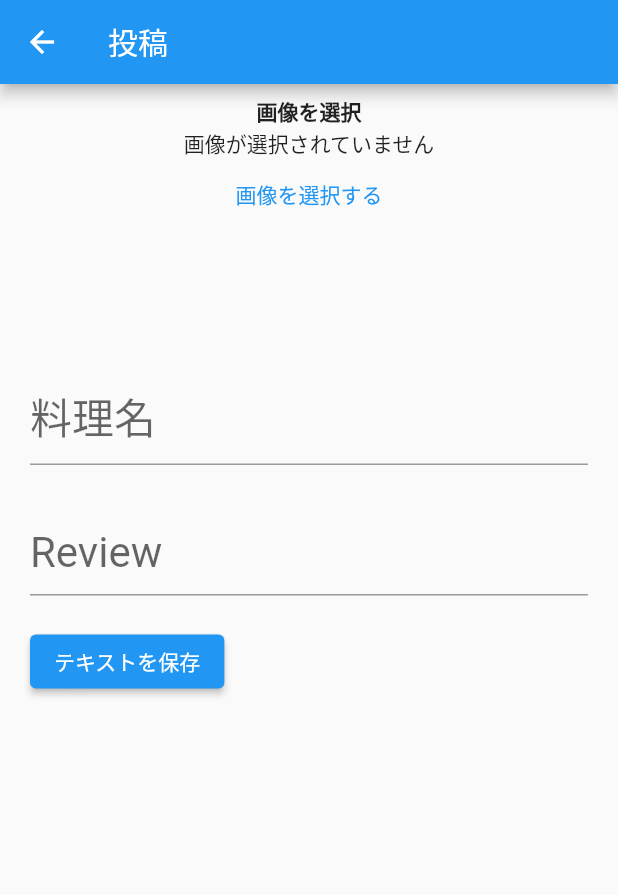
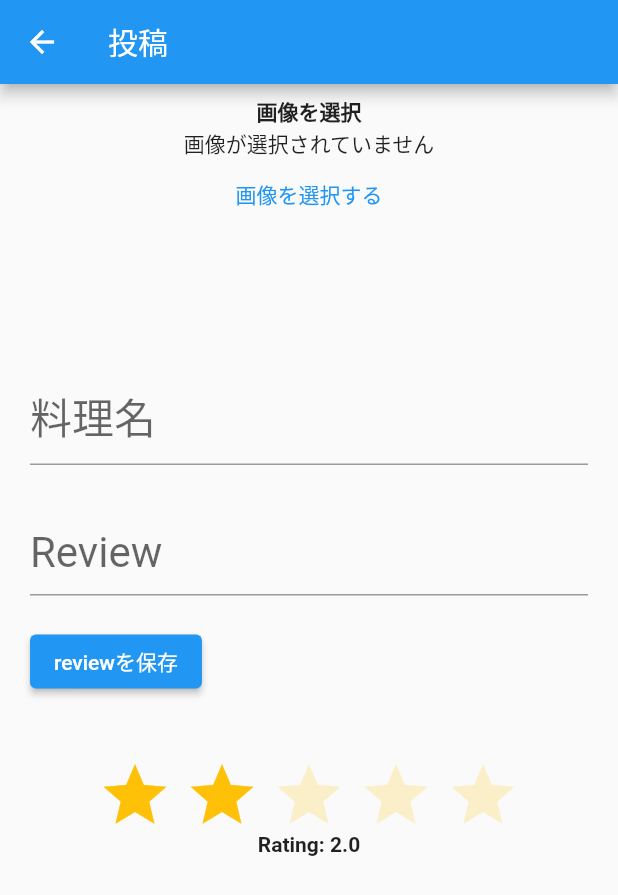
Before and after one commit to 19rd154/ore_no_ramen_F, a Flutter app: the ReviewSend screen opened directly with empty values, on a phone screen of 412 x 824 dp. Shown: the top 895 px of the screen. Run offline on Flutter 3.47's test engine with Material 2 defaults, Android fonts, the phone set to English and light mode, and no system bars; drawn by our look-alikes of flutter_rating_bar; our stand-ins replace geolocator, google_maps_flutter, image_picker.

Commit message:
post code1

```diff
--- a/lib/src/screens/article_container.dart
+++ b/lib/src/screens/article_container.dart
@@ -1,5 +1,4 @@
 import 'package:flutter/material.dart';
-import 'package:intl/intl.dart';
 import 'package:world/src/screens/review_post.dart';
 import 'package:world/src/screens/apisample.dart';
 
--- /dev/null
+++ b/lib/src/screens/models/Post.dart
@@ -0,0 +1,39 @@
+import 'dart:io';
+
+class Post_review {
+  // コンストラクタ
+  Post_review({
+    required this.dishname,
+    required this.content,
+    required this.evaluate,
+    required this.image,
+
+  });
+
+  // プロパティ
+  String dishname;
+  String content;
+  int evaluate;
+  String image;
+
+  Map<String, dynamic> toJson() => {
+    'dishname': dishname,
+    'content': content,
+    'evaluate': evaluate,
+    'image': image,
+  };
+
+}
+
+class ApiResults {
+
+  ApiResults({
+    required this.message,
+  });
+  final String message;
+  factory ApiResults.fromJson(Map<String, dynamic> json) {
+    return ApiResults(
+      message: json['message'],
+    );
+  }
+}
--- a/lib/src/screens/review_post.dart
+++ b/lib/src/screens/review_post.dart
@@ -2,6 +2,14 @@ import 'package:flutter/material.dart';
 import 'package:flutter/services.dart';
 import 'package:image_picker/image_picker.dart';
 import 'dart:io';
+import 'package:flutter_rating_bar/flutter_rating_bar.dart';
+
+import 'dart:async';
+import 'dart:convert';
+import 'package:http/http.dart' as http;
+
+
+import 'models/Post.dart';
 
 
 class ReviewSend extends StatefulWidget {
@@ -19,7 +27,19 @@ class _ReviewSendState extends State<ReviewSend> {
   String _dishname='';
   String _shopname = '';
   File? _image;
+  String escape = '';
   final picker = ImagePicker();
+
+    late double _rating;
+  double _initialRating = 2.0;
+
+  IconData? _selectedIcon;
+
+  @override
+  void initState() {
+    super.initState();
+    _rating = _initialRating;
+  }
 
 
   Future _getImage() async {
@@ -30,7 +50,6 @@ class _ReviewSendState extends State<ReviewSend> {
       if (pickedFile != null) {
         _image = File(pickedFile.path);
       } else {
-        print('画像が選択できませんでした。');
       }
     });
   }
@@ -53,7 +72,6 @@ class _ReviewSendState extends State<ReviewSend> {
   }
  void _saveText() {
     // テキストを変数に保存する処理
-    print('テキストが保存されました: $_text,$_dishname,$_shopname,${widget.shop_id}');
   }
   Widget build(BuildContext context) {
     return Scaffold(
@@ -139,15 +157,69 @@ class _ReviewSendState extends State<ReviewSend> {
                     ),
                   ),
                 ),
+
                 ElevatedButton(
-                  onPressed: _saveText, // 新しく追加したボタンのコールバック
-                  child: Text('テキストを保存'),
+                  onPressed: () {_Post_review_Http(widget.shop_id,_dishname,_text,_rating as int,escape);
+                  print("requested");},// 新しく追加したボタンのコールバック
+                  child: Text('reviewを保存'),
+
+
+                ),
+                Center(
+            child: Column(
+              children: <Widget>[
+                SizedBox(
+                  height: 40.0,
+                ),
+                _ratingBar(),
+                Text(
+                  'Rating: $_rating',
+                  style: TextStyle(fontWeight: FontWeight.bold),
                 ),
               ],
             ),
           ),
         ],
       ),
+    ),
+    ]),
     );
   }
+
+  Widget _ratingBar() {
+    return RatingBar.builder(
+      initialRating: _initialRating, //初期値
+      minRating: 1,
+      direction: Axis.horizontal, //縦か横か
+      unratedColor: Colors.amber.withAlpha(50), //アイコンの色
+      itemCount: 5, //段階数
+      itemSize: 50.0, //アイコンの大きさ
+      itemPadding: EdgeInsets.symmetric(horizontal: 4.0), //アイテム同士の間隔
+      itemBuilder: (context, _) => Icon(
+        _selectedIcon ?? Icons.star,
+        color: Colors.amber,
+      ),
+      onRatingUpdate: (rating) {
+        setState(() {
+          _rating = rating;
+        });
+      },
+      updateOnDrag: true, //ドラッグによる操作可能か
+    );
+    }
+  Future<ApiResults> _Post_review_Http(String _shop_id,String _dishname,String _content,int _evaluate,String _image) async {
+    var url = Uri.http('127.0.0.1:8080', 'syunsuke/${_shop_id}/review/', );
+    var request = new Post_review(dishname: _dishname,content: _content,evaluate: _evaluate,image: _image);
+
+    final response = await http.post(url,
+      body: json.encode(request.toJson()),
+      headers: {"Content-Type": "application/json"});
+    if (response.statusCode == 200) {
+      return ApiResults.fromJson(json.decode(response.body));
+
+
+    } else {
+      throw Exception('Failed');
+    }
+  }
 }
--- a/lib/src/screens/unvisitedsearch.dart
+++ b/lib/src/screens/unvisitedsearch.dart
@@ -7,6 +7,7 @@ import 'apisample.dart';
 import 'dart:convert';
 import 'package:http/http.dart' as http;
 import 'article_container.dart';
+
 
 
 
@@ -65,7 +66,7 @@ class _Searchscreenstate extends State<SearchScreen> {
                       child: Text('現在地を取得'),
                     ),*/
                     suffix:TextButton(
-                    onPressed: () async{final result = await _handleHttp(Visitflag,Latitude,Longitude);
+                    onPressed: () async{final result = await _v_search_Http(Visitflag,Latitude,Longitude);
                     setState(() => _unvisitedDataList = result);print(Visitflag);},
                     child: Text('検索'),
                   ),
@@ -135,7 +136,7 @@ class _Searchscreenstate extends State<SearchScreen> {
       );
     }
 
-  Future<List<UnvisitedData>> _handleHttp(String Visitflag,double lat,double lng) async {
+  Future<List<UnvisitedData>> _v_search_Http(String Visitflag,double lat,double lng) async {
     var url = Uri.http('127.0.0.1:8080', 'syunsuke/search/$Visitflag', {'lat': '$lat','lng': '$lng','rng':'4'});
 
     var response = await http.get(url);
--- a/pubspec.yaml
+++ b/pubspec.yaml
@@ -41,6 +41,7 @@ dependencies:
   geolocator: ^9.0.2
   image_picker: ^1.0.2
   path_provider: ^2.1.0
+  flutter_rating_bar: ^4.0.1
 
 dev_dependencies:
   flutter_test:
```
Also changed, not shown: pubspec.lock.
